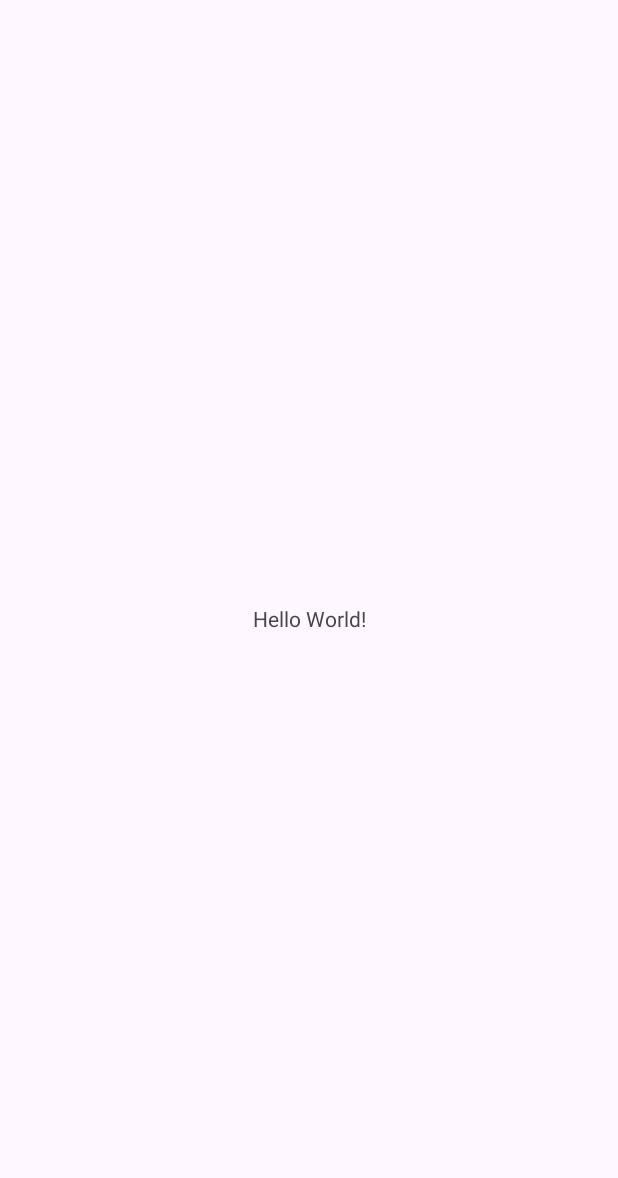
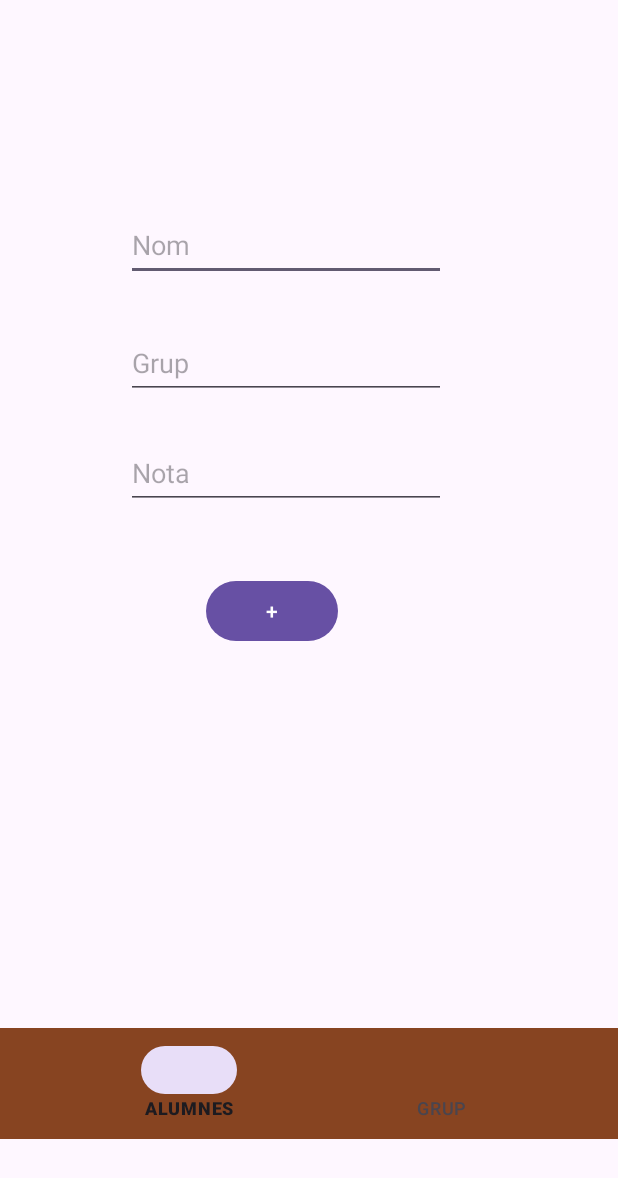
Before and after one commit to MarcRubioo/ExamenMarcRubioUF1M8, an Android app: the screen it shows after launch (MainActivity), on a phone screen of 412 x 824 dp. Before the commit the part shown is almost empty. Shown: the top 1178 px of the screen. Run offline under Robolectric (Android 15) with nearby library versions, the phone set to English and light mode, and no system bars; our stand-ins replace data binding, navigation-ui.

```diff
--- a/app/src/main/java/com/marcr/examenmarcrubiouf1m8/MainActivity.kt
+++ b/app/src/main/java/com/marcr/examenmarcrubiouf1m8/MainActivity.kt
@@ -2,10 +2,24 @@ package com.marcr.examenmarcrubiouf1m8
 
 import androidx.appcompat.app.AppCompatActivity
 import android.os.Bundle
+import androidx.navigation.NavController
+import androidx.navigation.fragment.NavHostFragment
+import androidx.navigation.ui.NavigationUI
+import com.google.android.material.bottomnavigation.BottomNavigationView
+import com.marcr.examenmarcrubiouf1m8.databinding.ActivityMainBinding
 
 class MainActivity : AppCompatActivity() {
+
+    private lateinit var navController: NavController
+    private lateinit var binding: ActivityMainBinding
     override fun onCreate(savedInstanceState: Bundle?) {
         super.onCreate(savedInstanceState)
         setContentView(R.layout.activity_main)
+
+        val navHostFragment = supportFragmentManager.findFragmentById(R.id.Container) as NavHostFragment
+        navController = navHostFragment.navController
+
+        val bottomNavigationView = findViewById<BottomNavigationView>(R.id.bottomNavigationView)
+        NavigationUI.setupWithNavController(bottomNavigationView, navController)
     }
 }
--- /dev/null
+++ b/app/src/main/java/com/marcr/examenmarcrubiouf1m8/adapter/UserAdapter.kt
@@ -0,0 +1,4 @@
+package com.marcr.examenmarcrubiouf1m8.adapter
+
+class UserAdapter {
+}
--- /dev/null
+++ b/app/src/main/java/com/marcr/examenmarcrubiouf1m8/adapter/UserViewHolder.kt
@@ -0,0 +1,4 @@
+package com.marcr.examenmarcrubiouf1m8.adapter
+
+class UserViewHolder {
+}
--- /dev/null
+++ b/app/src/main/java/com/marcr/examenmarcrubiouf1m8/alumnes/FragmentAlumnes.kt
@@ -0,0 +1,45 @@
+package com.marcr.examenmarcrubiouf1m8.alumnes
+
+import android.os.Bundle
+import androidx.fragment.app.Fragment
+import android.view.LayoutInflater
+import android.view.View
+import android.view.ViewGroup
+import android.widget.Toast
+import androidx.fragment.app.viewModels
+import androidx.navigation.Navigation
+import com.marcr.examenmarcrubiouf1m8.R
+import com.marcr.examenmarcrubiouf1m8.data.repository.Companion.user
+import com.marcr.examenmarcrubiouf1m8.databinding.FragmentAlumnesBinding
+
+
+class FragmentAlumnes : Fragment() {
+    private lateinit var binding: FragmentAlumnesBinding
+    private val viewModel: ViewModelAlumnes by viewModels()
+
+    override fun onCreateView(
+        inflater: LayoutInflater, container: ViewGroup?,
+        savedInstanceState: Bundle?
+    ): View? {
+        // Inflate the layout for this fragment
+        binding = FragmentAlumnesBinding.inflate(inflater)
+
+        binding.button.setOnClickListener{
+            val nom = binding.editTextNom.text.toString()
+            val grup = binding.editTextGruop.text.toString()
+            val nota = binding.editTextNote.text.toString().toInt()
+
+            if (nom.isNotBlank() && grup.isNotBlank()) {
+                viewModel.afegirAlumne(requireContext(), nom, grup, nota)
+                Toast.makeText(binding.root.context, "Usuari creat!", Toast.LENGTH_SHORT).show()
+            }
+
+            else {
+                Toast.makeText(binding.root.context, "Introdueix els tres camps", Toast.LENGTH_SHORT).show()
+            }
+
+        }
+
+        return binding.root
+    }
+}
--- a/app/src/main/res/layout/activity_main.xml
+++ b/app/src/main/res/layout/activity_main.xml
@@ -1,18 +1,38 @@
 <?xml version="1.0" encoding="utf-8"?>
-<androidx.constraintlayout.widget.ConstraintLayout xmlns:android="http://schemas.android.com/apk/res/android"
-    xmlns:app="http://schemas.android.com/apk/res-auto"
-    xmlns:tools="http://schemas.android.com/tools"
+<layout xmlns:tools="http://schemas.android.com/tools"
+    xmlns:android="http://schemas.android.com/apk/res/android"
+    xmlns:app="http://schemas.android.com/apk/res-auto">
+
+    <androidx.constraintlayout.widget.ConstraintLayout
         android:layout_width="match_parent"
         android:layout_height="match_parent"
         tools:context=".MainActivity">
 
-    <TextView
-        android:layout_width="wrap_content"
-        android:layout_height="wrap_content"
-        android:text="Hello World!"
+        <androidx.fragment.app.FragmentContainerView
+            android:id="@+id/Container"
+            android:name="androidx.navigation.fragment.NavHostFragment"
+            android:layout_width="447dp"
+            android:layout_height="665dp"
+            app:defaultNavHost="true"
             app:layout_constraintBottom_toBottomOf="parent"
             app:layout_constraintEnd_toEndOf="parent"
+            app:layout_constraintHorizontal_bias="0.0"
             app:layout_constraintStart_toStartOf="parent"
-        app:layout_constraintTop_toTopOf="parent" />
+            app:layout_constraintTop_toTopOf="parent"
+            app:layout_constraintVertical_bias="0.0"
+            app:navGraph="@navigation/nav" />
+
+        <com.google.android.material.bottomnavigation.BottomNavigationView
+            android:id="@+id/bottomNavigationView"
+            android:layout_width="455dp"
+            android:layout_height="74dp"
+            android:layout_marginTop="20dp"
+            android:background="@color/bottom_nav_background"
+            app:layout_constraintEnd_toEndOf="parent"
+            app:layout_constraintHorizontal_bias="0.4"
+            app:layout_constraintStart_toStartOf="parent"
+            app:layout_constraintTop_toBottomOf="@+id/Container"
+            app:menu="@menu/bottom_nav_menu" />
 
     </androidx.constraintlayout.widget.ConstraintLayout>
+</layout>
--- /dev/null
+++ b/app/src/main/res/layout/fragment_alumnes.xml
@@ -0,0 +1,67 @@
+<?xml version="1.0" encoding="utf-8"?>
+<layout xmlns:app="http://schemas.android.com/apk/res-auto"
+    xmlns:tools="http://schemas.android.com/tools"
+    xmlns:android="http://schemas.android.com/apk/res/android">
+    <androidx.constraintlayout.widget.ConstraintLayout
+        android:layout_width="match_parent"
+        android:layout_height="match_parent"
+        tools:context=".Insert.FragmentInsert">
+
+
+        <EditText
+            android:id="@+id/editTextNom"
+            android:layout_width="wrap_content"
+            android:layout_height="wrap_content"
+            android:ems="10"
+            android:hint="Nom"
+            android:inputType="text"
+            android:minHeight="48dp"
+            app:layout_constraintBottom_toBottomOf="parent"
+            app:layout_constraintEnd_toEndOf="parent"
+            app:layout_constraintHorizontal_bias="0.358"
+            app:layout_constraintStart_toStartOf="parent"
+            app:layout_constraintTop_toTopOf="parent"
+            app:layout_constraintVertical_bias="0.226" />
+
+        <EditText
+            android:id="@+id/editTextGruop"
+            android:layout_width="wrap_content"
+            android:layout_height="wrap_content"
+            android:ems="10"
+            android:hint="Grup"
+            android:inputType="text"
+            android:minHeight="48dp"
+            app:layout_constraintBottom_toBottomOf="parent"
+            app:layout_constraintEnd_toEndOf="parent"
+            app:layout_constraintHorizontal_bias="0.358"
+            app:layout_constraintStart_toStartOf="parent"
+            app:layout_constraintTop_toBottomOf="@+id/editTextNom"
+            app:layout_constraintVertical_bias="0.072" />
+
+        <EditText
+            android:id="@+id/editTextNote"
+            android:layout_width="wrap_content"
+            android:layout_height="wrap_content"
+            android:ems="10"
+            android:hint="Nota"
+            android:inputType="number"
+            android:minHeight="48dp"
+            app:layout_constraintBottom_toBottomOf="parent"
+            app:layout_constraintEnd_toEndOf="parent"
+            app:layout_constraintHorizontal_bias="0.358"
+            app:layout_constraintStart_toStartOf="parent"
+            app:layout_constraintTop_toBottomOf="@+id/editTextGruop"
+            app:layout_constraintVertical_bias="0.072" />
+
+        <Button
+            android:id="@+id/button"
+            android:layout_width="wrap_content"
+            android:layout_height="wrap_content"
+            android:layout_marginTop="44dp"
+            android:text="+"
+            app:layout_constraintEnd_toEndOf="parent"
+            app:layout_constraintHorizontal_bias="0.383"
+            app:layout_constraintStart_toStartOf="parent"
+            app:layout_constraintTop_toBottomOf="@+id/editTextNote" />
+    </androidx.constraintlayout.widget.ConstraintLayout>
+</layout>
--- /dev/null
+++ b/app/src/main/res/menu/bottom_nav_menu.xml
@@ -0,0 +1,15 @@
+<?xml version="1.0" encoding="utf-8"?>
+<menu xmlns:android="http://schemas.android.com/apk/res/android">
+
+    <item
+        android:id="@+id/fragmentAlumnes"
+        android:layout_width="wrap_content"
+        android:layout_height="wrap_content"
+        android:title="ALUMNES" />
+    <item
+        android:id="@+id/fragmentGrup"
+        android:layout_width="wrap_content"
+        android:layout_height="wrap_content"
+        android:title="GRUP" />
+
+</menu>
--- /dev/null
+++ b/app/src/main/res/navigation/nav.xml
@@ -0,0 +1,15 @@
+<?xml version="1.0" encoding="utf-8"?>
+<navigation xmlns:android="http://schemas.android.com/apk/res/android"
+    xmlns:app="http://schemas.android.com/apk/res-auto"
+    android:id="@+id/nav"
+    app:startDestination="@id/fragmentAlumnes">
+
+    <fragment
+        android:id="@+id/fragmentAlumnes"
+        android:name="com.marcr.examenmarcrubiouf1m8.alumnes.FragmentAlumnes"
+        android:label="FragmentAlumnes" />
+    <fragment
+        android:id="@+id/fragmentGrup"
+        android:name="com.marcr.examenmarcrubiouf1m8.grup.FragmentGrup"
+        android:label="FragmentGrup" />
+</navigation>
--- a/app/src/main/res/values/colors.xml
+++ b/app/src/main/res/values/colors.xml
@@ -2,4 +2,10 @@
 <resources>
     <color name="black">#FF000000</color>
     <color name="white">#FFFFFFFF</color>
+    <color name="marron">#874421</color>
+    <color name="select">#fedbd0</color>
+
+    <color name="bottom_nav_background">#874421</color>
+    <color name="bottom_nav_item">#FF000000</color>
+    <color name="bottom_nav_selected_item">#FFFFFFFF</color>
 </resources>
--- a/app/src/main/res/values/strings.xml
+++ b/app/src/main/res/values/strings.xml
@@ -1,3 +1,5 @@
 <resources>
     <string name="app_name">ExamenMarcRubioUF1M8</string>
+    <!-- TODO: Remove or change this placeholder text -->
+    <string name="hello_blank_fragment">Hello blank fragment</string>
 </resources>
```
Also changed, not shown: app/src/main/java/com/marcr/examenmarcrubiouf1m8/alumnes/ViewModelAlumnes.kt (added, +13 -0 lines), app/src/main/java/com/marcr/examenmarcrubiouf1m8/data/repository.kt (added, +51 -0 lines), app/src/main/java/com/marcr/examenmarcrubiouf1m8/grup/FragmentGrup.kt (added, +60 -0 lines), app/src/main/res/drawable/bottom_nav_menu.xml (added, +7 -0 lines), app/src/main/res/layout/fragment_grup.xml (added, +16 -0 lines). Lines whose indentation alone changed are shown as unchanged.
